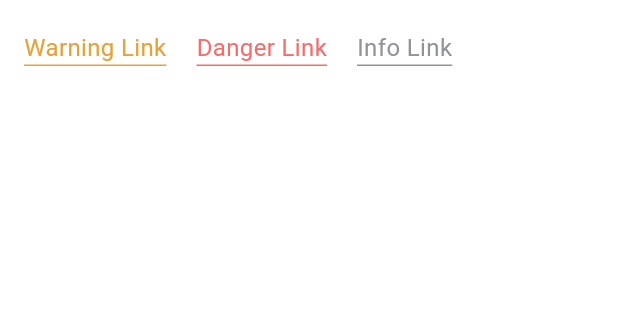
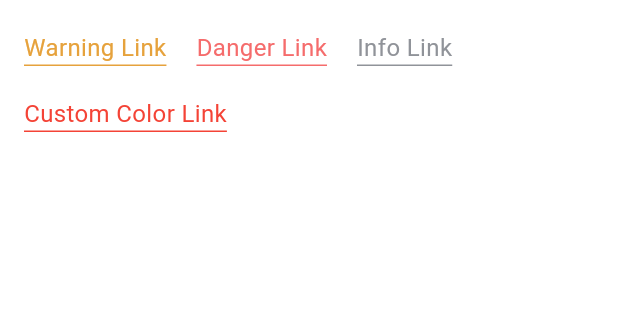
Before and after one commit to aitguys/flutter_element, a Flutter app: the LinkBasicView screen opened by its route, on a phone screen of 412 x 824 dp, the part 60-380 px from its top. Run offline on Flutter 3.47's test engine with Material 3 defaults, Android fonts, the phone set to English and light mode, and no system bars; our stand-ins replace flutter_colorpicker, get, logger; missing offline and left inert: flutter_syntax_view; statements that could not run were skipped; project files that could hold a hidden picture were left out.

Commit message:
add customColor to link

```diff
--- a/example/lib/pages/link_page/link_basic.dart
+++ b/example/lib/pages/link_page/link_basic.dart
@@ -68,6 +68,12 @@ Widget _viewerContent() {
           colorType: EColorType.info,
           onPressed: () {},
         ),
+        ELink(
+          text: 'Custom Color Link',
+          colorType: EColorType.default_,
+          customColor: Colors.red,
+          onPressed: () {},
+        ),
       ],
     ),
   );
```
